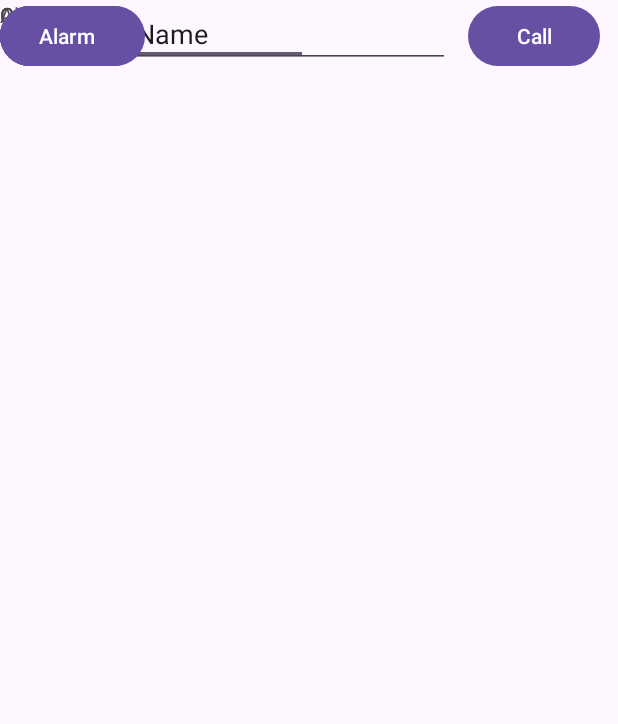
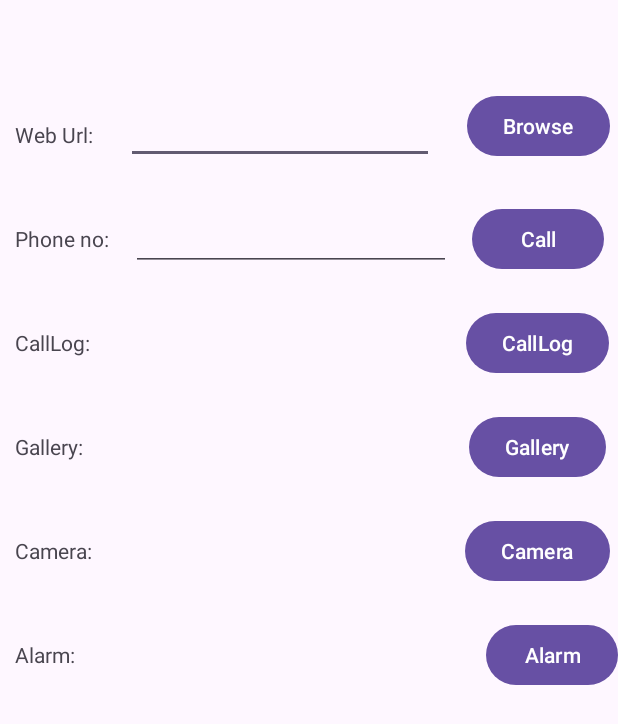
Before and after one commit to Rohan3429/MAD_Practical-5_21012011103, an Android app: the screen it shows after launch (MainActivity), on a phone screen of 412 x 824 dp. Shown: the top 724 px of the screen. Run offline under Robolectric (Android 15) with nearby library versions, the phone set to English and light mode, and no system bars.

Commit message:
21/09/2023

```diff
--- a/app/src/main/java/com/example/mad_practical_5_21012011103/MainActivity.kt
+++ b/app/src/main/java/com/example/mad_practical_5_21012011103/MainActivity.kt
@@ -17,6 +17,22 @@ class MainActivity : AppCompatActivity() {
         val buttonBrowse:Button=findViewById(R.id.button_browse)
         val editurl:EditText=findViewById(R.id.edittexturl)
         buttonBrowse.setOnClickListener { openBrowser(editurl.text.toString()) }
+
+        val buttonCall : Button =findViewById(R.id.button_call)
+        val editCall : EditText = findViewById(R.id.editcall)
+        buttonCall.setOnClickListener{ doCall(editCall.text.toString())}
+
+        val buttonOpenCallLog : Button =findViewById(R.id.button_callLog)
+        buttonOpenCallLog.setOnClickListener{openCallLog()}
+
+        val buttonGallery : Button = findViewById(R.id.button_gallery)
+        buttonGallery.setOnClickListener { openGallery() }
+
+        val buttonCamera : Button =findViewById(R.id.button_camera)
+        buttonCamera.setOnClickListener { openCamera() }
+
+        val buttonAlarm : Button =findViewById(R.id.button_alarm)
+        buttonAlarm.setOnClickListener { openAlarm() }
     }
     fun openBrowser(url:String){
         Intent(Intent.ACTION_VIEW, Uri.parse(url)).also { startActivity(it) }
--- a/app/src/main/res/layout/activity_main.xml
+++ b/app/src/main/res/layout/activity_main.xml
@@ -10,122 +10,130 @@
         android:id="@+id/textView2"
         android:layout_width="wrap_content"
         android:layout_height="wrap_content"
+        android:layout_marginStart="10dp"
+        android:layout_marginTop="80dp"
         android:text="Web Url:"
-        app:layout_constraintBaseline_toBaselineOf="@+id/edittexturl"
-        tools:layout_editor_absoluteX="14dp" />
+        app:layout_constraintStart_toStartOf="parent"
+        app:layout_constraintTop_toTopOf="parent" />
 
     <EditText
         android:id="@+id/edittexturl"
         android:layout_width="205dp"
         android:layout_height="43dp"
-        android:ems="10"
         android:inputType="text"
-        android:text="Name"
-        app:layout_constraintBaseline_toBaselineOf="@+id/button_browse"
-        tools:layout_editor_absoluteX="82dp" />
+        app:layout_constraintBaseline_toBaselineOf="@+id/textView2"
+        app:layout_constraintEnd_toStartOf="@+id/button_browse"
+        app:layout_constraintStart_toEndOf="@+id/textView2" />
 
     <Button
         android:id="@+id/button_browse"
         android:layout_width="wrap_content"
         android:layout_height="wrap_content"
+        android:layout_marginTop="60dp"
         android:text="Browse"
-        tools:layout_editor_absoluteX="301dp"
-        tools:layout_editor_absoluteY="63dp" />
+        app:layout_constraintEnd_toEndOf="@+id/button_call"
+        app:layout_constraintStart_toEndOf="@+id/edittexturl"
+        app:layout_constraintStart_toStartOf="@+id/button_call"
+        app:layout_constraintTop_toTopOf="parent" />
 
     <TextView
         android:id="@+id/textView12"
         android:layout_width="wrap_content"
         android:layout_height="wrap_content"
+        android:layout_marginTop="50dp"
         android:text="Phone no:"
-        app:layout_constraintBaseline_toBaselineOf="@+id/editTextText2"
-        app:layout_constraintEnd_toStartOf="@+id/editTextText2"
-        app:layout_constraintHorizontal_bias="0.5"
-        app:layout_constraintStart_toStartOf="parent" />
+        app:layout_constraintStart_toStartOf="@+id/textView2"
+        app:layout_constraintTop_toBottomOf="@+id/textView2" />
 
     <EditText
-        android:id="@+id/editTextText2"
+        android:id="@+id/editcall"
         android:layout_width="wrap_content"
         android:layout_height="wrap_content"
         android:ems="10"
         android:inputType="text"
-        android:text="Name"
-        app:layout_constraintBaseline_toBaselineOf="@+id/button2"
-        app:layout_constraintEnd_toStartOf="@+id/button2"
-        app:layout_constraintHorizontal_bias="0.5"
+        app:layout_constraintBaseline_toBaselineOf="@+id/textView12"
+        app:layout_constraintEnd_toStartOf="@+id/button_call"
         app:layout_constraintStart_toEndOf="@+id/textView12" />
 
     <Button
-        android:id="@+id/button2"
+        android:id="@+id/button_call"
         android:layout_width="wrap_content"
         android:layout_height="wrap_content"
         android:text="Call"
-        app:layout_constraintEnd_toEndOf="parent"
-        app:layout_constraintHorizontal_bias="0.5"
-        app:layout_constraintStart_toEndOf="@+id/editTextText2"
-        tools:layout_editor_absoluteY="175dp" />
+        app:layout_constraintBaseline_toBaselineOf="@+id/editcall"
+        app:layout_constraintEnd_toEndOf="@+id/button_callLog"
+        app:layout_constraintStart_toStartOf="@+id/button_callLog" />
 
     <TextView
         android:id="@+id/textView13"
         android:layout_width="wrap_content"
         android:layout_height="wrap_content"
+        android:layout_marginTop="50dp"
         android:text="CallLog:"
-        tools:layout_editor_absoluteX="16dp"
-        tools:layout_editor_absoluteY="302dp" />
+        app:layout_constraintStart_toStartOf="@+id/textView12"
+        app:layout_constraintTop_toBottomOf="@+id/textView12" />
 
     <Button
-        android:id="@+id/button3"
+        android:id="@+id/button_callLog"
         android:layout_width="wrap_content"
         android:layout_height="wrap_content"
         android:text="CallLog"
-        tools:layout_editor_absoluteX="315dp"
-        tools:layout_editor_absoluteY="286dp" />
+        app:layout_constraintBaseline_toBaselineOf="@+id/textView13"
+        app:layout_constraintEnd_toEndOf="@+id/button_gallery"
+        app:layout_constraintStart_toStartOf="@+id/button_gallery" />
 
     <TextView
         android:id="@+id/textView14"
         android:layout_width="wrap_content"
         android:layout_height="wrap_content"
+        android:layout_marginTop="50dp"
         android:text="Gallery:"
-        tools:layout_editor_absoluteX="20dp"
-        tools:layout_editor_absoluteY="410dp" />
+        app:layout_constraintStart_toStartOf="@+id/textView13"
+        app:layout_constraintTop_toBottomOf="@+id/textView13" />
 
     <Button
-        android:id="@+id/button4"
+        android:id="@+id/button_gallery"
         android:layout_width="wrap_content"
         android:layout_height="wrap_content"
         android:text="Gallery"
-        tools:layout_editor_absoluteX="319dp"
-        tools:layout_editor_absoluteY="397dp" />
+        app:layout_constraintBaseline_toBaselineOf="@+id/textView14"
+        app:layout_constraintEnd_toEndOf="@+id/button_camera"
+        app:layout_constraintStart_toStartOf="@+id/button_camera" />
 
     <TextView
         android:id="@+id/textView15"
         android:layout_width="wrap_content"
         android:layout_height="wrap_content"
+        android:layout_marginTop="50dp"
         android:text="Camera:"
-        tools:layout_editor_absoluteX="20dp"
-        tools:layout_editor_absoluteY="517dp" />
+        app:layout_constraintStart_toStartOf="@+id/textView14"
+        app:layout_constraintTop_toBottomOf="@+id/textView14" />
 
     <Button
-        android:id="@+id/button5"
+        android:id="@+id/button_camera"
         android:layout_width="wrap_content"
         android:layout_height="wrap_content"
+        android:layout_marginEnd="20dp"
         android:text="Camera"
-        tools:layout_editor_absoluteX="314dp"
-        tools:layout_editor_absoluteY="509dp" />
+        app:layout_constraintBaseline_toBaselineOf="@+id/textView15"
+        app:layout_constraintEnd_toEndOf="@+id/button_alarm"
+        app:layout_constraintStart_toStartOf="@+id/button_alarm" />
 
     <TextView
         android:id="@+id/textView16"
         android:layout_width="wrap_content"
         android:layout_height="wrap_content"
+        android:layout_marginTop="50dp"
         android:text="Alarm:"
-        tools:layout_editor_absoluteX="20dp"
-        tools:layout_editor_absoluteY="624dp" />
+        app:layout_constraintStart_toStartOf="@+id/textView15"
+        app:layout_constraintTop_toBottomOf="@+id/textView15" />
 
     <Button
-        android:id="@+id/button6"
+        android:id="@+id/button_alarm"
         android:layout_width="wrap_content"
         android:layout_height="wrap_content"
         android:text="Alarm"
-        tools:layout_editor_absoluteX="323dp"
-        tools:layout_editor_absoluteY="620dp" />
+        app:layout_constraintBaseline_toBaselineOf="@+id/textView16"
+        app:layout_constraintEnd_toEndOf="parent" />
 
 </androidx.constraintlayout.widget.ConstraintLayout>
```
